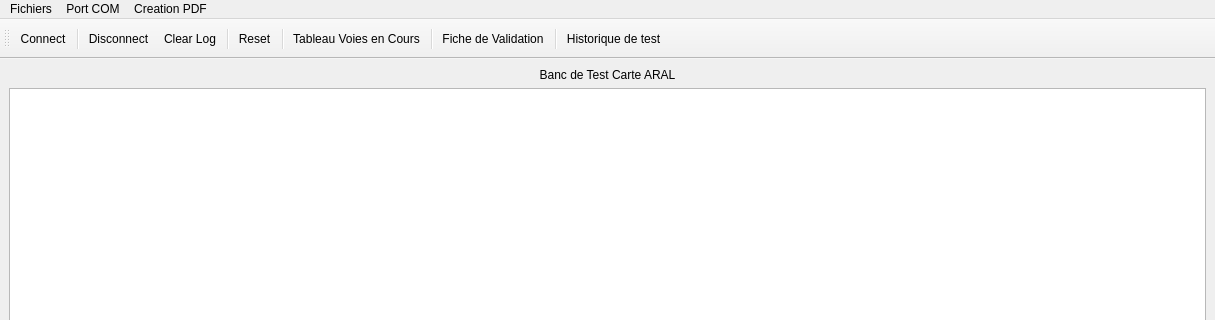
anasdtp/Aral, file Logiciel Qt/Banc_de_test_ARAL/mainwindow.ui: the form before one commit; both pictures show x 0 to 1215 and y 0 to 320 of the 1215 by 751 pixel window.
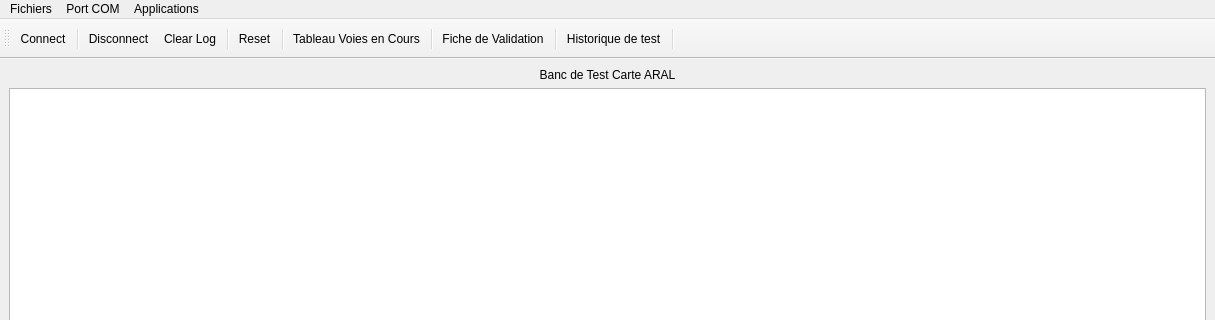
The form after the commit. Icons and pictures are not drawn.

```diff
--- a/Logiciel Qt/Banc_de_test_ARAL/mainwindow.ui
+++ b/Logiciel Qt/Banc_de_test_ARAL/mainwindow.ui
@@ -362,6 +362,8 @@
    <addaction name="actionFicheValidation"/>
    <addaction name="separator"/>
    <addaction name="actionHistorique"/>
+   <addaction name="separator"/>
+   <addaction name="Selectionneur Voies"/>
   </widget>
   <widget class="QMenuBar" name="menubar">
    <property name="geometry">
@@ -369,7 +371,7 @@
      <x>0</x>
      <y>0</y>
      <width>1215</width>
-     <height>22</height>
+     <height>21</height>
     </rect>
    </property>
    <widget class="QMenu" name="menuFichiers">
@@ -381,9 +383,9 @@
     <addaction name="separator"/>
     <addaction name="actionQuit"/>
    </widget>
-   <widget class="QMenu" name="menuCreation_PDF">
+   <widget class="QMenu" name="menuApplications">
     <property name="title">
-     <string>Creation PDF</string>
+     <string>Applications</string>
     </property>
     <addaction name="actionFicheValidation"/>
    </widget>
@@ -396,7 +398,7 @@
    </widget>
    <addaction name="menuFichiers"/>
    <addaction name="menuPort_COM"/>
-   <addaction name="menuCreation_PDF"/>
+   <addaction name="menuApplications"/>
   </widget>
   <action name="actionTableau_Voies_Bilan">
    <property name="text">
@@ -405,12 +407,12 @@
   </action>
   <action name="actionTableau_Voies_en_Cours">
    <property name="text">
-    <string>Tableau Voies en Cours</string>
+    <string>&amp;Tableau Voies en Cours</string>
    </property>
   </action>
   <action name="actionFicheValidation">
    <property name="text">
-    <string>Fiche de Validation</string>
+    <string>&amp;Fiche de Validation</string>
    </property>
   </action>
   <action name="actionConnect">
@@ -437,7 +439,7 @@
      <normaloff>:/images/clear.png</normaloff>:/images/clear.png</iconset>
    </property>
    <property name="text">
-    <string>Clear &amp;Log</string>
+    <string>&amp;Clear &amp;Log</string>
    </property>
   </action>
   <action name="actionQuit">
@@ -481,12 +483,24 @@
   </action>
   <action name="actionHistorique">
    <property name="text">
-    <string>Historique de test</string>
+    <string>&amp;Historique de test</string>
    </property>
    <property name="toolTip">
     <string>Historique de test</string>
    </property>
   </action>
+  <action name="Selectionneur Voies">
+   <property name="icon">
+    <iconset resource="Ressources.qrc">
+     <normaloff>:/images/selectionneurVoies.png</normaloff>:/images/selectionneurVoies.png</iconset>
+   </property>
+   <property name="text">
+    <string>&amp;Selectionneur Voies</string>
+   </property>
+   <property name="toolTip">
+    <string>Selectionneur Voies</string>
+   </property>
+  </action>
  </widget>
  <resources>
   <include location="Ressources.qrc"/>
```
Left out of the diff: 9 changed lines with no effect on the pictures.
